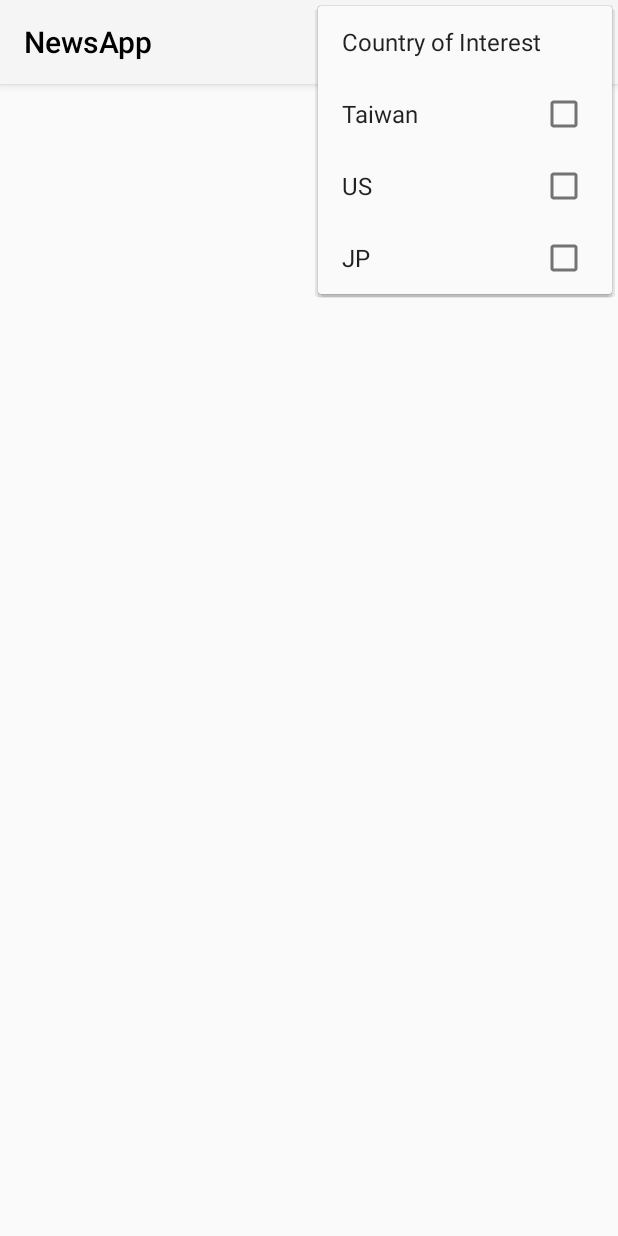
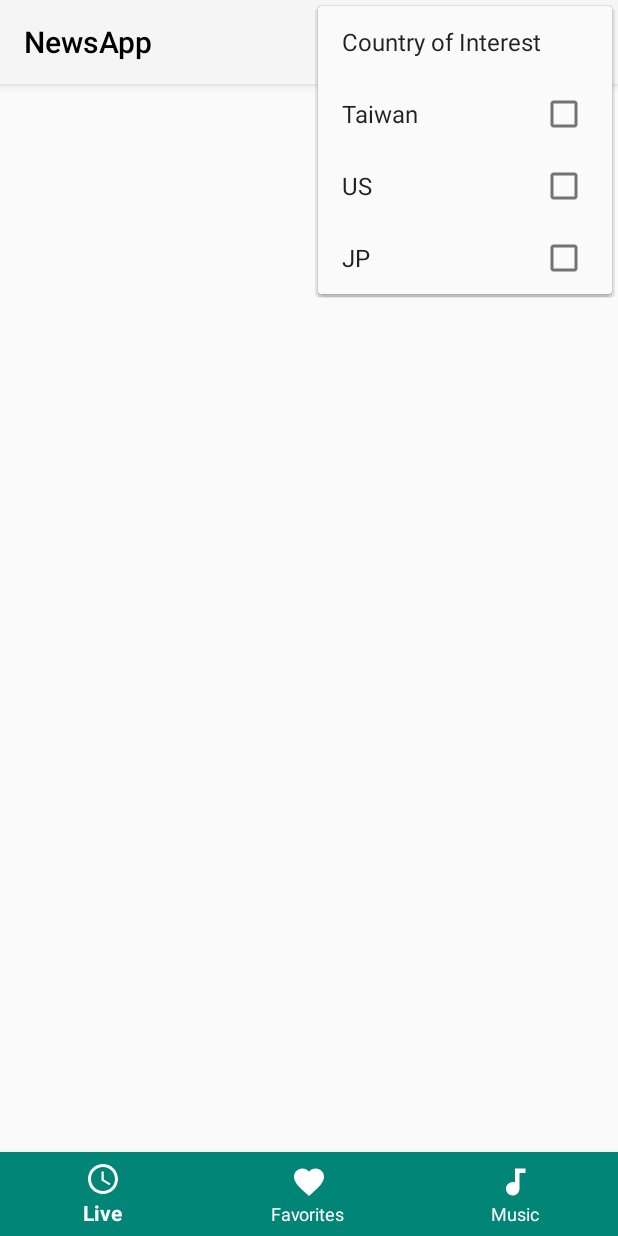
Before and after one commit to kleinchang/newsapp, an Android app: the screen it shows after launch (ArticleListActivity), with the options menu open, on a phone screen of 412 x 824 dp. Run offline under Robolectric (Android 15) with nearby library versions, the phone set to English and light mode, and no system bars; our stand-ins replace Dagger/Hilt's generated code, Picasso; libraries missing offline, so code that uses them is left out: kotlinx.coroutines.experimental; pictures from the network do not load; 4 statements that could not run were skipped.

Commit message:
Bottom bar

```diff
--- /dev/null
+++ b/app/src/main/java/com/kc/newsapp/util/BottomNavigationBehavior.kt
@@ -0,0 +1,26 @@
+package com.kc.newsapp.util
+
+import android.content.Context
+import android.support.design.widget.CoordinatorLayout
+import android.support.v4.view.ViewCompat
+import android.util.AttributeSet
+import android.view.View
+import java.lang.Math.max
+import java.lang.Math.min
+
+class BottomNavigationBehavior<V : View>(context: Context, attrs: AttributeSet) :
+        CoordinatorLayout.Behavior<V>(context, attrs) {
+
+    override fun onStartNestedScroll(
+            coordinatorLayout: CoordinatorLayout, child: V, directTargetChild: View, target: View, axes: Int, type: Int
+    ): Boolean {
+        return axes == ViewCompat.SCROLL_AXIS_VERTICAL
+    }
+
+    override fun onNestedPreScroll(
+            coordinatorLayout: CoordinatorLayout, child: V, target: View, dx: Int, dy: Int, consumed: IntArray, type: Int
+    ) {
+        super.onNestedPreScroll(coordinatorLayout, child, target, dx, dy, consumed, type)
+        child.translationY = max(0f, min(child.height.toFloat(), child.translationY + dy))
+    }
+}
--- /dev/null
+++ b/app/src/main/res/drawable/ic_access_time_white_24dp.xml
@@ -0,0 +1,9 @@
+<vector xmlns:android="http://schemas.android.com/apk/res/android"
+        android:width="24dp"
+        android:height="24dp"
+        android:viewportWidth="24.0"
+        android:viewportHeight="24.0">
+    <path
+        android:fillColor="#FFFFFF"
+        android:pathData="M11.99,2C6.47,2 2,6.48 2,12s4.47,10 9.99,10C17.52,22 22,17.52 22,12S17.52,2 11.99,2zM12,20c-4.42,0 -8,-3.58 -8,-8s3.58,-8 8,-8 8,3.58 8,8 -3.58,8 -8,8zM12.5,7H11v6l5.25,3.15 0.75,-1.23 -4.5,-2.67z"/>
+</vector>
--- /dev/null
+++ b/app/src/main/res/drawable/ic_audiotrack_white_24dp.xml
@@ -0,0 +1,9 @@
+<vector xmlns:android="http://schemas.android.com/apk/res/android"
+        android:width="24dp"
+        android:height="24dp"
+        android:viewportWidth="24.0"
+        android:viewportHeight="24.0">
+    <path
+        android:fillColor="#FFFFFF"
+        android:pathData="M12,3v9.28c-0.47,-0.17 -0.97,-0.28 -1.5,-0.28C8.01,12 6,14.01 6,16.5S8.01,21 10.5,21c2.31,0 4.2,-1.75 4.45,-4H15V6h4V3h-7z"/>
+</vector>
--- /dev/null
+++ b/app/src/main/res/drawable/ic_favorite_white_24dp.xml
@@ -0,0 +1,9 @@
+<vector xmlns:android="http://schemas.android.com/apk/res/android"
+        android:width="24dp"
+        android:height="24dp"
+        android:viewportWidth="24.0"
+        android:viewportHeight="24.0">
+    <path
+        android:fillColor="#FFFFFF"
+        android:pathData="M12,21.35l-1.45,-1.32C5.4,15.36 2,12.28 2,8.5 2,5.42 4.42,3 7.5,3c1.74,0 3.41,0.81 4.5,2.09C13.09,3.81 14.76,3 16.5,3 19.58,3 22,5.42 22,8.5c0,3.78 -3.4,6.86 -8.55,11.54L12,21.35z"/>
+</vector>
--- a/app/src/main/res/layout/activity_main.xml
+++ b/app/src/main/res/layout/activity_main.xml
@@ -21,4 +21,15 @@
 
     <include layout="@layout/activity_article_list" />
 
+    <android.support.design.widget.BottomNavigationView
+        android:id="@+id/bottom_navigation"
+        android:layout_width="match_parent"
+        android:layout_height="wrap_content"
+        android:layout_gravity="bottom"
+        app:layout_behavior="com.kc.newsapp.util.BottomNavigationBehavior"
+        app:itemBackground="@color/colorPrimary"
+        app:itemIconTint="@android:color/white"
+        app:itemTextColor="@android:color/white"
+        app:menu="@menu/bottom_navigation_main" />
+
 </android.support.design.widget.CoordinatorLayout>
--- /dev/null
+++ b/app/src/main/res/menu/bottom_navigation_main.xml
@@ -0,0 +1,22 @@
+<?xml version="1.0" encoding="utf-8"?>
+<menu xmlns:android="http://schemas.android.com/apk/res/android"
+    xmlns:app="http://schemas.android.com/apk/res-auto">
+    <item
+        android:id="@+id/action_live_news"
+        android:enabled="true"
+        android:icon="@drawable/ic_access_time_white_24dp"
+        android:title="@string/text_schedules"
+        app:showAsAction="ifRoom" />
+    <item
+        android:id="@+id/action_favorites"
+        android:enabled="true"
+        android:icon="@drawable/ic_favorite_white_24dp"
+        android:title="@string/text_favorites"
+        app:showAsAction="ifRoom" />
+    <item
+        android:id="@+id/action_music"
+        android:enabled="true"
+        android:icon="@drawable/ic_audiotrack_white_24dp"
+        android:title="@string/text_music"
+        app:showAsAction="ifRoom" />
+</menu>
--- a/app/src/main/res/values/strings.xml
+++ b/app/src/main/res/values/strings.xml
@@ -4,4 +4,9 @@
     <string name="title">Country of Interest</string>
     <string name="ok">OK</string>
     <string name="cancel">Cancel</string>
+
+    <string name="text_favorites">Favorites</string>
+    <string name="text_schedules">Live</string>
+    <string name="text_music">Music</string>
+
 </resources>
```
